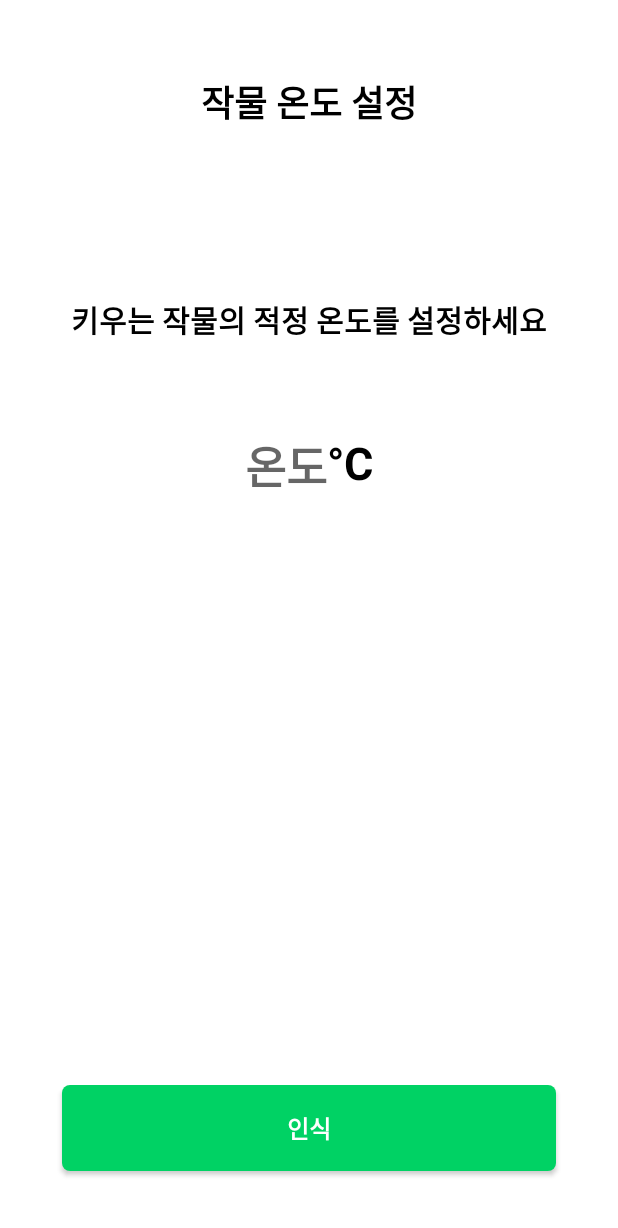
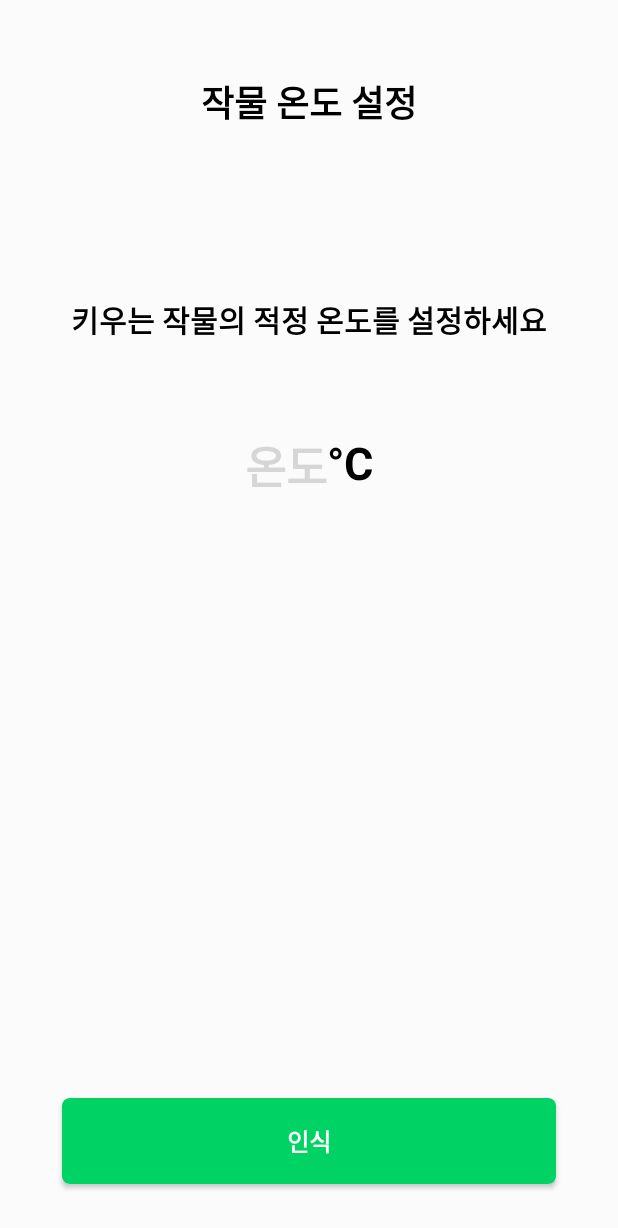
Before and after one commit to SmartFarm2/Android, an Android app: the layout activity_set_plant_temp.xml on its own in the app's theme, with its tools: preview values and no code run, on a phone screen of 412 x 824 dp. Shown: the top 1228 px of the screen. Run offline under Robolectric (Android 15) with nearby library versions, the phone set to English and light mode, and no system bars.

Commit message:
[UPDATE] All

```diff
--- a/app/src/main/java/com/smartfarm/myapplication/data/Constants.kt
+++ b/app/src/main/java/com/smartfarm/myapplication/data/Constants.kt
@@ -12,6 +12,8 @@ object Constants {
     const val SOCKET_TEMP = "temp"
     const val SOCKET_HUMI = "humi"
     const val SOCKET_CYCLE = "cycle"
+    const val SOCKET_SET_TEMP = "setTemp"
+    const val SOCKET_SET_TEMP_STATUS = "setTempEvent"
     const val SOCKET_CYCLE_CHANGE = "changeCycle"
     const val SOCKET_DOOR = "door"
     const val SOCKET_DOOR_CHANGE = "changeDoor"
--- a/app/src/main/java/com/smartfarm/myapplication/database/SharedPreferenceData.kt
+++ b/app/src/main/java/com/smartfarm/myapplication/database/SharedPreferenceData.kt
@@ -15,4 +15,7 @@ class SharedPreferenceData(context: Context) {
     var password: String
         get() = pref.getString("PASSWORD_KEY", "")!!
         set(value) = pref.edit().putString("PASSWORD_KEY", value).apply()
+    var openerSetting: String
+        get() = pref.getString("OPENER_KEY", "")!!
+        set(value) = pref.edit().putString("OPENER_KEY", value).apply()
 }
--- a/app/src/main/java/com/smartfarm/myapplication/network/SocketManager.kt
+++ b/app/src/main/java/com/smartfarm/myapplication/network/SocketManager.kt
@@ -1,10 +1,9 @@
-package com.smartfarm.myapplication
+package com.smartfarm.myapplication.network
 
 import android.app.Application
 import android.util.Log
 import com.smartfarm.myapplication.application.MyApp
 import com.smartfarm.myapplication.data.Constants
-import com.smartfarm.myapplication.network.SocketService
 import io.socket.client.IO
 import io.socket.client.Socket
 import io.socket.engineio.client.transports.WebSocket
@@ -83,7 +82,7 @@ class SocketManager(application : Application) {
         fun getInstance(application : Application): SocketManager =
                 instance ?: synchronized(this) {
                     instance ?: SocketManager(application).also {
-                        this.application = application
+                        Companion.application = application
                         instance = it
                     }
                 }
--- a/app/src/main/java/com/smartfarm/myapplication/network/SocketService.kt
+++ b/app/src/main/java/com/smartfarm/myapplication/network/SocketService.kt
@@ -13,7 +13,6 @@ import com.smartfarm.myapplication.view.MainActivity
 import com.smartfarm.myapplication.data.Constants
 import com.smartfarm.myapplication.data.Constants.channelID
 import com.smartfarm.myapplication.data.Constants.notificationId
-import com.smartfarm.myapplication.SocketManager
 import com.smartfarm.myapplication.data.Messages
 
 
--- a/app/src/main/java/com/smartfarm/myapplication/view/QrActivity.kt
+++ b/app/src/main/java/com/smartfarm/myapplication/view/QrActivity.kt
@@ -18,7 +18,7 @@ class QrActivity : AppCompatActivity() {
         super.onCreate(savedInstanceState)
         binding = DataBindingUtil.setContentView(this, R.layout.activity_qr)
         if(MyApp.pref.serverAddress != Constants.SERVER_ADDRESS) {
-            startActivity(Intent(this, SignActivity::class.java))
+            startActivity(Intent(this, SetPlantTemp::class.java))
             finish()
         }
         qr_scan_btn.setOnClickListener {
--- a/app/src/main/java/com/smartfarm/myapplication/view/QrScanActivity.kt
+++ b/app/src/main/java/com/smartfarm/myapplication/view/QrScanActivity.kt
@@ -52,7 +52,12 @@ class QrScanActivity : AppCompatActivity() {
                     "http:\\/\\/([0-9]+){1,3}.([0-9]+){1,3}.([0-9]+){1,3}.([0-9]+){1,3}:([0-9]+){3,4}".toRegex()
                 if (exp.matches(it.text)) {
                     MyApp.pref.serverAddress = it.text
+<<<<<<< Updated upstream
                     startActivity(Intent(this@QrScanActivity, SignActivity::class.java))
+=======
+                    startActivity(Intent(this@QrScanActivity, SetPlantTemp::class.java))
+
+>>>>>>> Stashed changes
                     finish()
                 } else {
                     runOnUiThread {
--- a/app/src/main/java/com/smartfarm/myapplication/view/SignActivity.kt
+++ b/app/src/main/java/com/smartfarm/myapplication/view/SignActivity.kt
@@ -6,14 +6,13 @@ import android.os.Bundle
 import android.widget.Toast
 import androidx.databinding.DataBindingUtil
 import com.smartfarm.myapplication.R
-import com.smartfarm.myapplication.SocketManager
+import com.smartfarm.myapplication.network.SocketManager
 import com.smartfarm.myapplication.application.MyApp
 import com.smartfarm.myapplication.databinding.ActivitySignupBinding
 import kotlinx.android.synthetic.main.activity_signup.*
 import kotlinx.coroutines.CoroutineScope
 import kotlinx.coroutines.Dispatchers
 import kotlinx.coroutines.launch
-import java.net.Socket
 
 class SignActivity : AppCompatActivity() {
 
@@ -23,7 +22,7 @@ class SignActivity : AppCompatActivity() {
         super.onCreate(savedInstanceState)
         binding = DataBindingUtil.setContentView(this, R.layout.activity_signup)
         manager = SocketManager.getInstance(application)
-        manager.addEvent("password") {
+        manager.addEvent("correct password") {
             CoroutineScope(Dispatchers.Main).launch {
                 if(it[0] == true) {
                     startActivity(Intent(this@SignActivity, MainActivity::class.java))
--- a/app/src/main/java/com/smartfarm/myapplication/viewmodel/MainActivityViewModel.kt
+++ b/app/src/main/java/com/smartfarm/myapplication/viewmodel/MainActivityViewModel.kt
@@ -5,7 +5,7 @@ import android.util.Log
 import androidx.lifecycle.LiveData
 import androidx.lifecycle.MutableLiveData
 import androidx.lifecycle.ViewModel
-import com.smartfarm.myapplication.SocketManager
+import com.smartfarm.myapplication.network.SocketManager
 import com.smartfarm.myapplication.data.Constants
 import com.smartfarm.myapplication.data.WeatherData
 import com.smartfarm.myapplication.network.RetrofitClient
--- a/app/src/main/res/layout/activity_set_plant_temp.xml
+++ b/app/src/main/res/layout/activity_set_plant_temp.xml
@@ -2,10 +2,17 @@
 <layout xmlns:android="http://schemas.android.com/apk/res/android"
     xmlns:app="http://schemas.android.com/apk/res-auto"
     xmlns:tools="http://schemas.android.com/tools">
+
+    <data>
+        <variable
+            name="myViewModel"
+            type="com.smartfarm.myapplication.viewmodel.SetPlantTempViewModel" />
+    </data>
     <androidx.constraintlayout.widget.ConstraintLayout
         android:layout_width="match_parent"
         android:layout_height="match_parent"
-        tools:context=".view.SetPlantTemp">
+        tools:context=".view.SetPlantTemp"
+        android:background="@color/mainBackgroundColor">
 
         <TextView
             android:id="@+id/set_plant_temp_title"
@@ -46,14 +53,17 @@
             <EditText
                 android:id="@+id/set_plant_temp_value"
                 android:layout_width="wrap_content"
-                android:layout_height="wrap_content"
+                android:layout_height="133dp"
                 android:layout_weight="1"
                 android:background="@null"
                 android:gravity="end"
                 android:hint="온도"
+                android:inputType="number"
                 android:maxLength="2"
                 android:maxLines="1"
-                android:inputType="number"
+                android:text="@={myViewModel.plantTemp}"
+                android:textColor="@color/black"
+                android:textColorHint="@color/exo_gray"
                 android:textSize="30sp"
                 android:textStyle="bold" />
 
```
Also changed, not shown: app/src/main/java/com/smartfarm/myapplication/view/SetPlantTemp.kt (+60 -1 lines), app/src/main/java/com/smartfarm/myapplication/viewmodel/CCTVActivityViewModel.kt (+1 -9 lines), app/src/main/java/com/smartfarm/myapplication/viewmodel/SetPlantTempViewModel.kt (added, +53 -0 lines), app/src/main/java/com/smartfarm/myapplication/viewmodel/SetPlantViewModelFactory.kt (added, +16 -0 lines).
